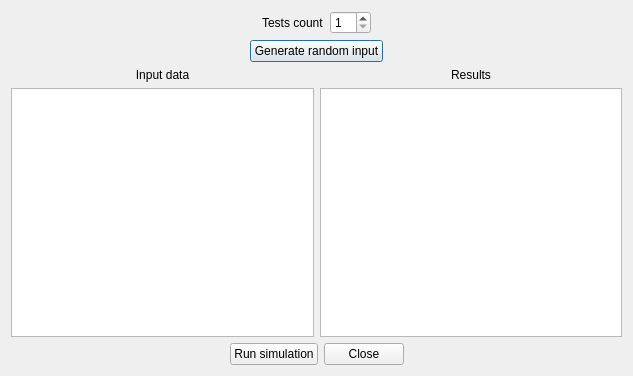
Pharisaeus/Neural, file NeuralNetwork/pl/edu/agh/neural/gui/launcher/SimulationLauncherUi.ui: the form before one commit.
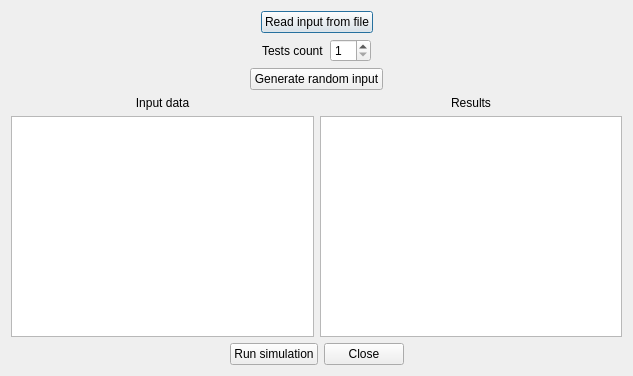
The form after the commit.

Commit message: data for simulation can now be read from input file

```diff
--- a/NeuralNetwork/pl/edu/agh/neural/gui/launcher/SimulationLauncherUi.ui
+++ b/NeuralNetwork/pl/edu/agh/neural/gui/launcher/SimulationLauncherUi.ui
@@ -18,6 +18,43 @@
     <layout class="QVBoxLayout" name="verticalLayout_4">
      <item>
       <layout class="QVBoxLayout" name="verticalLayout_3">
+       <item>
+        <layout class="QHBoxLayout" name="horizontalLayout_5">
+         <item>
+          <spacer name="horizontalSpacer_7">
+           <property name="orientation">
+            <enum>Qt::Horizontal</enum>
+           </property>
+           <property name="sizeHint" stdset="0">
+            <size>
+             <width>40</width>
+             <height>20</height>
+            </size>
+           </property>
+          </spacer>
+         </item>
+         <item>
+          <widget class="QPushButton" name="readFileButton">
+           <property name="text">
+            <string>Read input from file</string>
+           </property>
+          </widget>
+         </item>
+         <item>
+          <spacer name="horizontalSpacer_8">
+           <property name="orientation">
+            <enum>Qt::Horizontal</enum>
+           </property>
+           <property name="sizeHint" stdset="0">
+            <size>
+             <width>40</width>
+             <height>20</height>
+            </size>
+           </property>
+          </spacer>
+         </item>
+        </layout>
+       </item>
        <item>
         <layout class="QHBoxLayout" name="horizontalLayout_2">
          <item>
```
Left out of the diff: 10 changed lines with no effect on the pictures. The commit also changes 1 other file.
